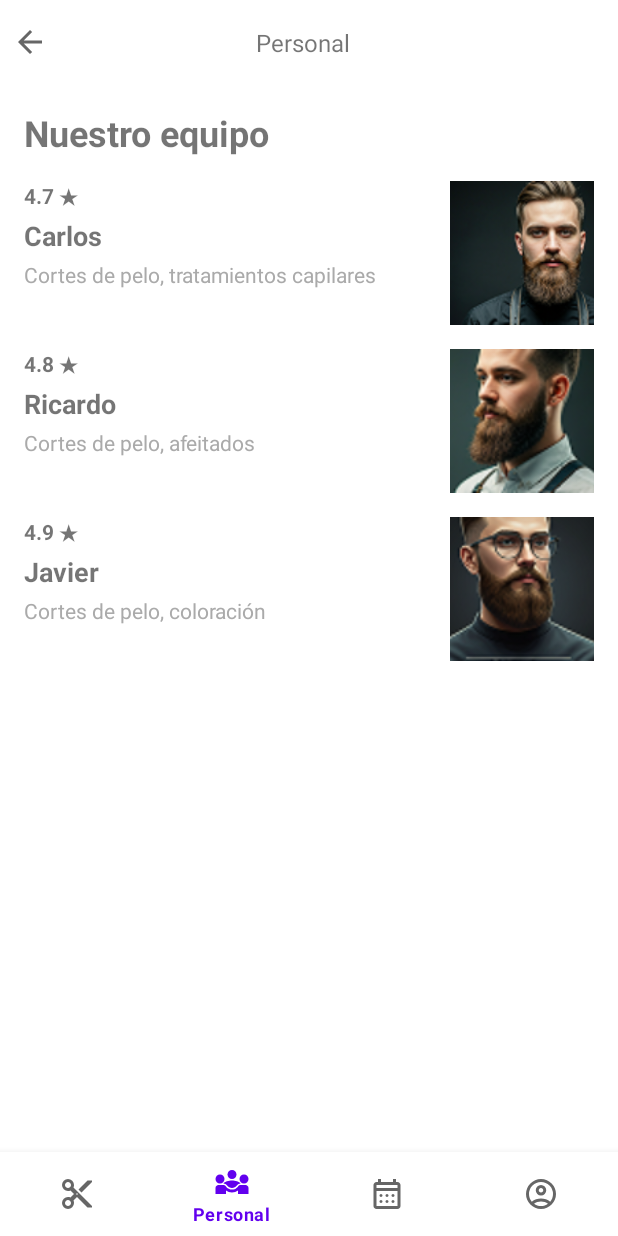
After one commit to nicodiazpalacios/barbershop-app, an Android app: the PersonalFragment screen opened through its navigation route, on a phone screen of 412 x 824 dp. The commit adds this screen. Run offline under Robolectric (Android 15) with nearby library versions, the phone set to English and light mode, and no system bars; our stand-ins replace navigation-ui.

Commit message:
Add Personal section with team info and navigation
Introduces a new 'Personal' section to the app, including PersonalFragment, layout, images, and vector icon. Updates bottom navigation, navigation graph, and strings to support the new section, allowing users to view team member details and navigate back. Also updates device and deployment configuration files.

```diff
--- /dev/null
+++ b/barberiashopapp/app/src/main/java/com/example/barberiashop_app/ui/personal/PersonalFragment.java
@@ -0,0 +1,54 @@
+package com.example.barberiashop_app.ui.personal;
+
+import android.os.Bundle;
+import android.view.LayoutInflater;
+import android.view.View;
+import android.view.ViewGroup;
+import android.widget.ImageButton;
+
+import androidx.annotation.NonNull;
+import androidx.annotation.Nullable;
+import androidx.fragment.app.Fragment;
+
+import com.example.barberiashop_app.R;
+// IMPORTANTE: Asegúrate de que R apunte a tu paquete base (com.example.barberiashop_app)
+
+/**
+ * Fragmento estático para mostrar la lista del personal ("Nuestro equipo").
+ * Incluye una barra superior con un botón de retroceso.
+ */
+public class PersonalFragment extends Fragment {
+
+    @Nullable
+    @Override
+    public View onCreateView(@NonNull LayoutInflater inflater, @Nullable ViewGroup container,
+                             @Nullable Bundle savedInstanceState) {
+        // Infla el layout estático que creaste (fragment_personal.xml)
+        return inflater.inflate(R.layout.fragment_personal, container, false);
+    }
+
+    @Override
+    public void onViewCreated(@NonNull View view, @Nullable Bundle savedInstanceState) {
+        super.onViewCreated(view, savedInstanceState);
+
+        // 1. Obtener referencia al botón de retroceso
+        ImageButton backButton = view.findViewById(R.id.btn_back);
+
+        // 2. Configurar la acción al hacer clic en el botón de retroceso
+        if (backButton != null) {
+            backButton.setOnClickListener(new View.OnClickListener() {
+                @Override
+                public void onClick(View v) {
+                    // Esta acción simula presionar el botón de "Atrás" del sistema.
+                    // Hace que el Fragmento actual desaparezca de la pila.
+                    if (getActivity() != null) {
+                        getActivity().onBackPressed();
+                    }
+
+                    // Nota: Si usas Android Navigation Component, aquí usarías
+                    // Navigation.findNavController(v).popBackStack();
+                }
+            });
+        }
+    }
+}
--- /dev/null
+++ b/barberiashopapp/app/src/main/res/drawable/ic_group_personal.xml
@@ -0,0 +1,13 @@
+<vector xmlns:android="http://schemas.android.com/apk/res/android" android:height="24dp" android:tint="#000000" android:viewportHeight="24" android:viewportWidth="24" android:width="24dp">
+
+    <path android:fillColor="@android:color/white" android:pathData="M6.32,13.01c0.96,0.02 1.85,0.5 2.45,1.34C9.5,15.38 10.71,16 12,16c1.29,0 2.5,-0.62 3.23,-1.66c0.6,-0.84 1.49,-1.32 2.45,-1.34C16.96,11.78 14.08,11 12,11C9.93,11 7.04,11.78 6.32,13.01z"/>
+
+    <path android:fillColor="@android:color/white" android:pathData="M4,13L4,13c1.66,0 3,-1.34 3,-3c0,-1.66 -1.34,-3 -3,-3s-3,1.34 -3,3C1,11.66 2.34,13 4,13z"/>
+
+    <path android:fillColor="@android:color/white" android:pathData="M20,13L20,13c1.66,0 3,-1.34 3,-3c0,-1.66 -1.34,-3 -3,-3s-3,1.34 -3,3C17,11.66 18.34,13 20,13z"/>
+
+    <path android:fillColor="@android:color/white" android:pathData="M12,10c1.66,0 3,-1.34 3,-3c0,-1.66 -1.34,-3 -3,-3S9,5.34 9,7C9,8.66 10.34,10 12,10z"/>
+
+    <path android:fillColor="@android:color/white" android:pathData="M21,14h-3.27c-0.77,0 -1.35,0.45 -1.68,0.92C16.01,14.98 14.69,17 12,17c-1.43,0 -3.03,-0.64 -4.05,-2.08C7.56,14.37 6.95,14 6.27,14H3c-1.1,0 -2,0.9 -2,2v4h7v-2.26c1.15,0.8 2.54,1.26 4,1.26s2.85,-0.46 4,-1.26V20h7v-4C23,14.9 22.1,14 21,14z"/>
+
+</vector>
--- /dev/null
+++ b/barberiashopapp/app/src/main/res/layout/fragment_personal.xml
@@ -0,0 +1,213 @@
+<?xml version="1.0" encoding="utf-8"?>
+<androidx.constraintlayout.widget.ConstraintLayout
+    xmlns:android="http://schemas.android.com/apk/res/android"
+    xmlns:app="http://schemas.android.com/apk/res-auto"
+    xmlns:tools="http://schemas.android.com/tools"
+    android:layout_width="match_parent"
+    android:layout_height="match_parent"
+    tools:context=".ui.personal.PersonalFragment"> <androidx.constraintlayout.widget.ConstraintLayout
+    android:id="@+id/cl_toolbar"
+    android:layout_width="match_parent"
+    android:layout_height="wrap_content"
+    android:paddingTop="16dp"
+    android:paddingBottom="16dp"
+    android:paddingStart="8dp"
+    android:paddingEnd="16dp"
+    app:layout_constraintTop_toTopOf="parent">
+
+    <ImageButton
+        android:id="@+id/btn_back"
+        android:layout_width="wrap_content"
+        android:layout_height="wrap_content"
+        android:background="?attr/selectableItemBackgroundBorderless"
+        android:src="@drawable/arrow_back" android:contentDescription="Botón de retroceso"
+        app:layout_constraintTop_toTopOf="parent"
+        app:layout_constraintStart_toStartOf="parent"
+        app:layout_constraintBottom_toBottomOf="parent" />
+
+    <TextView
+        android:id="@+id/tv_toolbar_title"
+        android:layout_width="wrap_content"
+        android:layout_height="wrap_content"
+        android:text="Personal"
+        android:textSize="16sp"
+        android:textStyle="normal"
+        app:layout_constraintTop_toTopOf="parent"
+        app:layout_constraintBottom_toBottomOf="parent"
+        app:layout_constraintStart_toStartOf="parent"
+        app:layout_constraintEnd_toEndOf="parent"/>
+</androidx.constraintlayout.widget.ConstraintLayout>
+
+    <TextView
+        android:id="@+id/tv_titulo_equipo"
+        android:layout_width="0dp"
+        android:layout_height="wrap_content"
+        android:layout_marginTop="16dp"
+        android:layout_marginStart="16dp"
+        android:layout_marginEnd="16dp"
+        android:text="Nuestro equipo"
+        android:textSize="24sp"
+        android:textStyle="bold"
+        app:layout_constraintTop_toBottomOf="@id/cl_toolbar"
+        app:layout_constraintStart_toStartOf="parent"
+        app:layout_constraintEnd_toEndOf="parent" />
+
+    <ImageView
+        android:id="@+id/iv_foto_carlos"
+        android:layout_width="96dp"
+        android:layout_height="96dp"
+        android:layout_marginTop="16dp"
+        android:layout_marginEnd="16dp"
+        android:scaleType="centerCrop"
+        android:src="@drawable/men_1"
+        android:background="#E0E0E0"
+        android:contentDescription="Foto de Carlos"
+        app:layout_constraintTop_toBottomOf="@id/tv_titulo_equipo"
+        app:layout_constraintEnd_toEndOf="parent" />
+
+    <TextView
+        android:id="@+id/tv_rating_carlos"
+        android:layout_width="wrap_content"
+        android:layout_height="wrap_content"
+        android:layout_marginStart="16dp"
+        android:text="4.7 ★"
+        android:textSize="14sp"
+        android:textStyle="bold"
+        app:layout_constraintTop_toTopOf="@id/iv_foto_carlos"
+        app:layout_constraintStart_toStartOf="parent"/>
+
+    <TextView
+        android:id="@+id/tv_nombre_carlos"
+        android:layout_width="0dp"
+        android:layout_height="wrap_content"
+        android:layout_marginStart="16dp"
+        android:layout_marginEnd="16dp"
+        android:layout_marginTop="4dp"
+        android:text="Carlos"
+        android:textSize="18sp"
+        android:textStyle="bold"
+        app:layout_constraintTop_toBottomOf="@id/tv_rating_carlos"
+        app:layout_constraintStart_toStartOf="parent"
+        app:layout_constraintEnd_toStartOf="@+id/iv_foto_carlos"/>
+
+    <TextView
+        android:id="@+id/tv_especialidad_carlos"
+        android:layout_width="0dp"
+        android:layout_height="wrap_content"
+        android:layout_marginStart="16dp"
+        android:layout_marginEnd="16dp"
+        android:layout_marginTop="4dp"
+        android:text="Cortes de pelo, tratamientos capilares"
+        android:textSize="14sp"
+        android:textColor="@android:color/darker_gray"
+        app:layout_constraintTop_toBottomOf="@+id/tv_nombre_carlos"
+        app:layout_constraintStart_toStartOf="parent"
+        app:layout_constraintEnd_toStartOf="@+id/iv_foto_carlos"/>
+
+
+    <ImageView
+        android:id="@+id/iv_foto_ricardo"
+        android:layout_width="96dp"
+        android:layout_height="96dp"
+        android:layout_marginTop="16dp"
+        android:layout_marginEnd="16dp"
+        android:scaleType="centerCrop"
+        android:src="@drawable/men_2"
+        android:background="#E0E0E0"
+        android:contentDescription="Foto de Ricardo"
+        app:layout_constraintTop_toBottomOf="@id/iv_foto_carlos"
+        app:layout_constraintEnd_toEndOf="parent" />
+
+    <TextView
+        android:id="@+id/tv_rating_ricardo"
+        android:layout_width="wrap_content"
+        android:layout_height="wrap_content"
+        android:layout_marginStart="16dp"
+        android:text="4.8 ★"
+        android:textSize="14sp"
+        android:textStyle="bold"
+        app:layout_constraintTop_toTopOf="@id/iv_foto_ricardo"
+        app:layout_constraintStart_toStartOf="parent"/>
+
+    <TextView
+        android:id="@+id/tv_nombre_ricardo"
+        android:layout_width="0dp"
+        android:layout_height="wrap_content"
+        android:layout_marginStart="16dp"
+        android:layout_marginEnd="16dp"
+        android:layout_marginTop="4dp"
+        android:text="Ricardo"
+        android:textSize="18sp"
+        android:textStyle="bold"
+        app:layout_constraintTop_toBottomOf="@id/tv_rating_ricardo"
+        app:layout_constraintStart_toStartOf="parent"
+        app:layout_constraintEnd_toStartOf="@+id/iv_foto_ricardo"/>
+
+    <TextView
+        android:id="@+id/tv_especialidad_ricardo"
+        android:layout_width="0dp"
+        android:layout_height="wrap_content"
+        android:layout_marginStart="16dp"
+        android:layout_marginEnd="16dp"
+        android:layout_marginTop="4dp"
+        android:text="Cortes de pelo, afeitados"
+        android:textSize="14sp"
+        android:textColor="@android:color/darker_gray"
+        app:layout_constraintTop_toBottomOf="@+id/tv_nombre_ricardo"
+        app:layout_constraintStart_toStartOf="parent"
+        app:layout_constraintEnd_toStartOf="@+id/iv_foto_ricardo"/>
+
+
+    <ImageView
+        android:id="@+id/iv_foto_javier"
+        android:layout_width="96dp"
+        android:layout_height="96dp"
+        android:layout_marginTop="16dp"
+        android:layout_marginEnd="16dp"
+        android:scaleType="centerCrop"
+        android:src="@drawable/men_3"
+        android:background="#E0E0E0"
+        android:contentDescription="Foto de Javier"
+        app:layout_constraintTop_toBottomOf="@id/iv_foto_ricardo"
+        app:layout_constraintEnd_toEndOf="parent" />
+
+    <TextView
+        android:id="@+id/tv_rating_javier"
+        android:layout_width="wrap_content"
+        android:layout_height="wrap_content"
+        android:layout_marginStart="16dp"
+        android:text="4.9 ★"
+        android:textSize="14sp"
+        android:textStyle="bold"
+        app:layout_constraintTop_toTopOf="@id/iv_foto_javier"
+        app:layout_constraintStart_toStartOf="parent"/>
+
+    <TextView
+        android:id="@+id/tv_nombre_javier"
+        android:layout_width="0dp"
+        android:layout_height="wrap_content"
+        android:layout_marginStart="16dp"
+        android:layout_marginEnd="16dp"
+        android:layout_marginTop="4dp"
+        android:text="Javier"
+        android:textSize="18sp"
+        android:textStyle="bold"
+        app:layout_constraintTop_toBottomOf="@id/tv_rating_javier"
+        app:layout_constraintStart_toStartOf="parent"
+        app:layout_constraintEnd_toStartOf="@+id/iv_foto_javier"/>
+
+    <TextView
+        android:id="@+id/tv_especialidad_javier"
+        android:layout_width="0dp"
+        android:layout_height="wrap_content"
+        android:layout_marginStart="16dp"
+        android:layout_marginEnd="16dp"
+        android:layout_marginTop="4dp"
+        android:text="Cortes de pelo, coloración"
+        android:textSize="14sp"
+        android:textColor="@android:color/darker_gray"
+        app:layout_constraintTop_toBottomOf="@+id/tv_nombre_javier"
+        app:layout_constraintStart_toStartOf="parent"
+        app:layout_constraintEnd_toStartOf="@+id/iv_foto_javier"/>
+
+</androidx.constraintlayout.widget.ConstraintLayout>
--- a/barberiashopapp/app/src/main/res/menu/bottom_nav_menu.xml
+++ b/barberiashopapp/app/src/main/res/menu/bottom_nav_menu.xml
@@ -13,12 +13,17 @@
 <!--        android:icon="@drawable/account_circle" android:title="Mi perfil" />-->
 <!--</menu>-->
 
-<menu
-    xmlns:android="http://schemas.android.com/apk/res/android">
+<menu xmlns:android="http://schemas.android.com/apk/res/android">
+
     <item
         android:id="@+id/navigation_servicios"
         android:icon="@drawable/content_cut"
         android:title="@string/title_servicio" />
+
+    <item
+        android:id="@+id/navigation_personal"
+        android:icon="@drawable/ic_group_personal"
+        android:title="@string/title_personal" />
 
     <item
         android:id="@+id/navigation_turnos"
--- a/barberiashopapp/app/src/main/res/navigation/mobile_navigation.xml
+++ b/barberiashopapp/app/src/main/res/navigation/mobile_navigation.xml
@@ -16,6 +16,13 @@
         android:name="com.example.barberiashop_app.ui.turnos.TurnosFragment"
         android:label="@string/title_turno"
         tools:layout="@layout/fragment_turnos" />
+
+    <fragment
+        android:id="@+id/navigation_personal"
+        android:name="com.example.barberiashop_app.ui.personal.PersonalFragment"
+        android:label="@string/title_personal"
+        tools:layout="@layout/fragment_personal" />
+
     <fragment
         android:id="@+id/reservarTurnoFragment"
         android:name="com.example.barberiashop_app.ui.reservar_turno.ReservarTurnoFragment"
--- a/barberiashopapp/app/src/main/res/values/strings.xml
+++ b/barberiashopapp/app/src/main/res/values/strings.xml
@@ -13,6 +13,7 @@
     <!-- TODO: Remove or change this placeholder text -->
     <string name="hello_blank_fragment">Hello blank fragment</string>
     <string name="title_servicio">Servicios</string>
+    <string name="title_personal">Personal</string>
     <string name="title_turno">Turnos</string>
     <string name="title_perfil">Mi Perfil</string>
 </resources>
```
Also changed, not shown: barberiashopapp/app/src/main/java/com/example/barberiashop_app/MainActivity.java (line endings or trailing spaces), barberiashopapp/app/src/main/res/drawable/men_1.png (added), barberiashopapp/app/src/main/res/drawable/men_2.png (added), barberiashopapp/app/src/main/res/drawable/men_3.png (added), 1 other file. Lines whose indentation alone changed are shown as unchanged.
